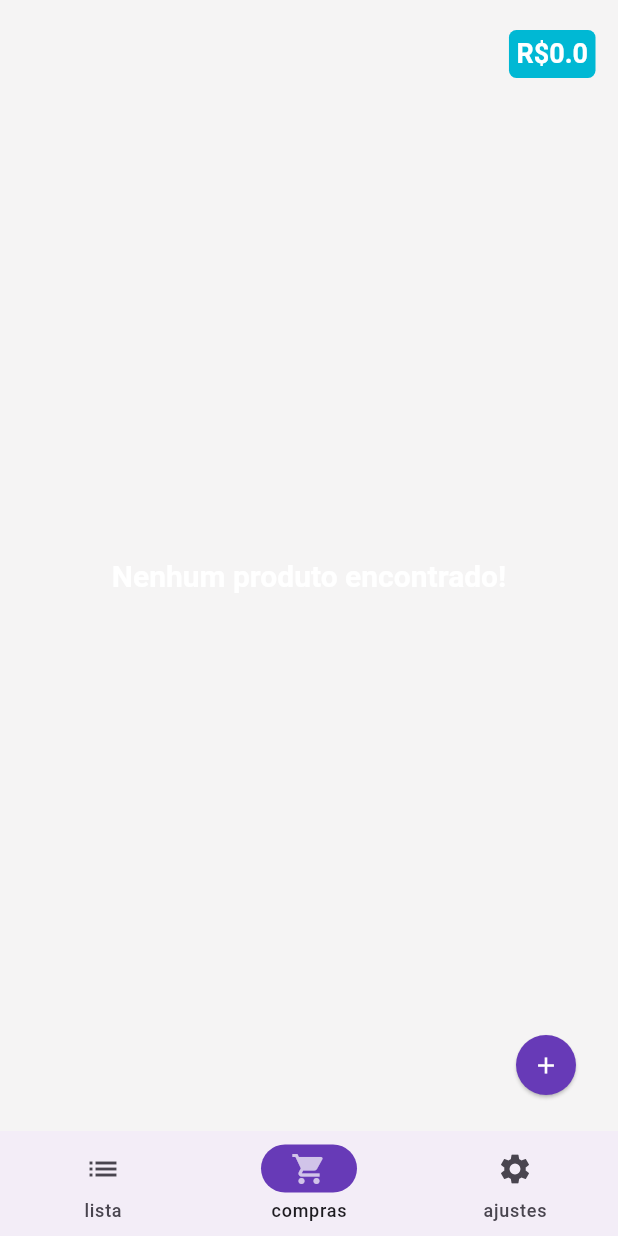
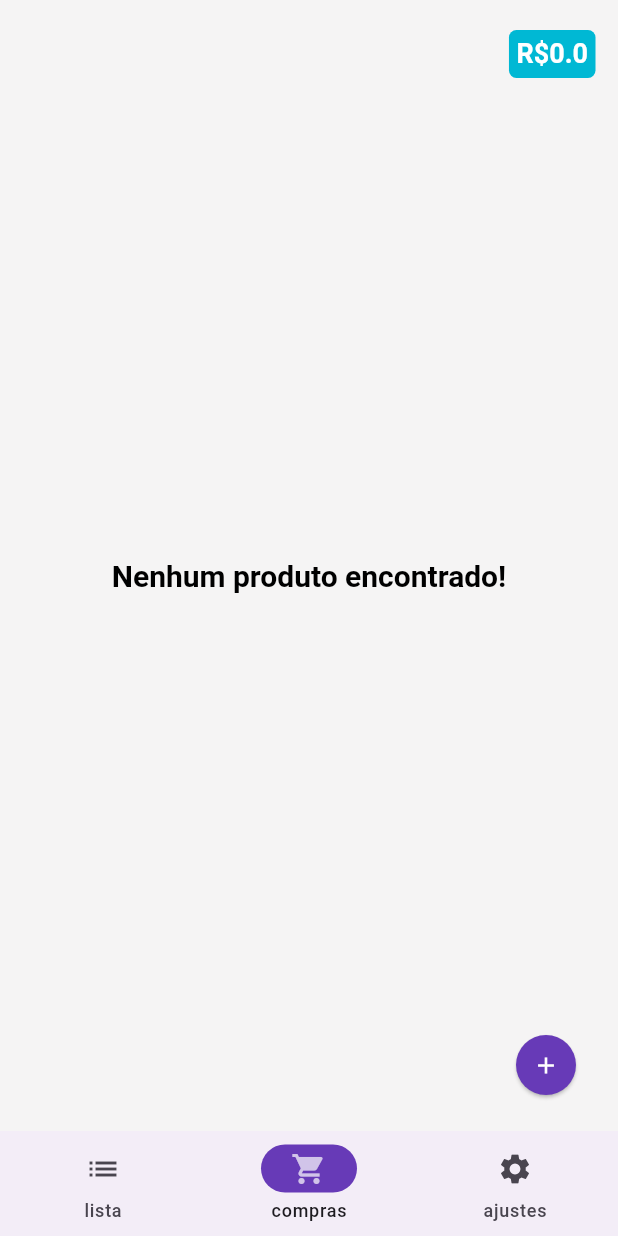
Before and after one commit to VictorTatakae/mercado-facil, a Flutter app: the screen it shows after launch, on a phone screen of 412 x 824 dp. Run offline on Flutter 3.47's test engine with Material 3 defaults, Android fonts, the phone set to English and light mode, and no system bars; our stand-ins replace flutter_masked_text2, flutter_modular, loading_animation_widget, shared_preferences.

Commit message:
fix: light theme text fixed

```diff
--- a/lib/app/modules/home/widgets/compras_page.dart
+++ b/lib/app/modules/home/widgets/compras_page.dart
@@ -100,7 +100,9 @@ class _ComprasPageState extends State<ComprasPage> {
                         : Center(
                             child: Text(
                               'Nenhum produto encontrado!',
-                              style: Theme.of(context).textTheme.displayMedium,
+                              style: Theme.of(context).textTheme.displayMedium?.copyWith(
+                                    color: appTheme.isDark ? Colors.white : Colors.black,
+                                  ),
                             ),
                           );
                   }),
```
Also changed, not shown: lib/app/modules/home/widgets/lista_page.dart (+8 -1 lines).
